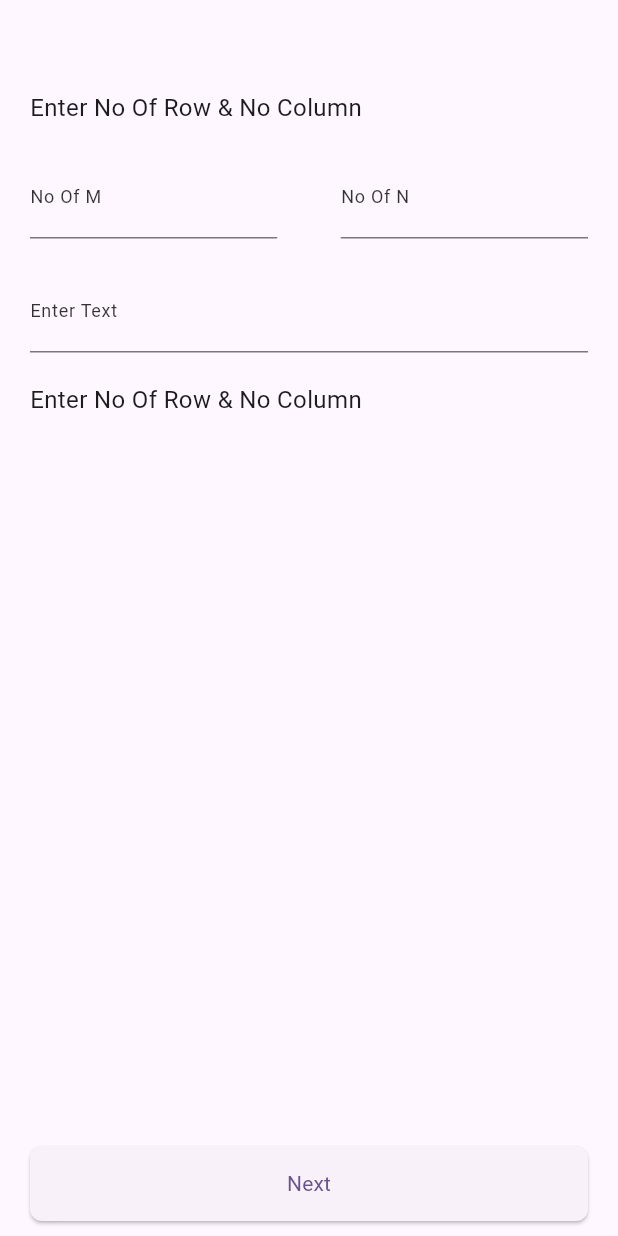
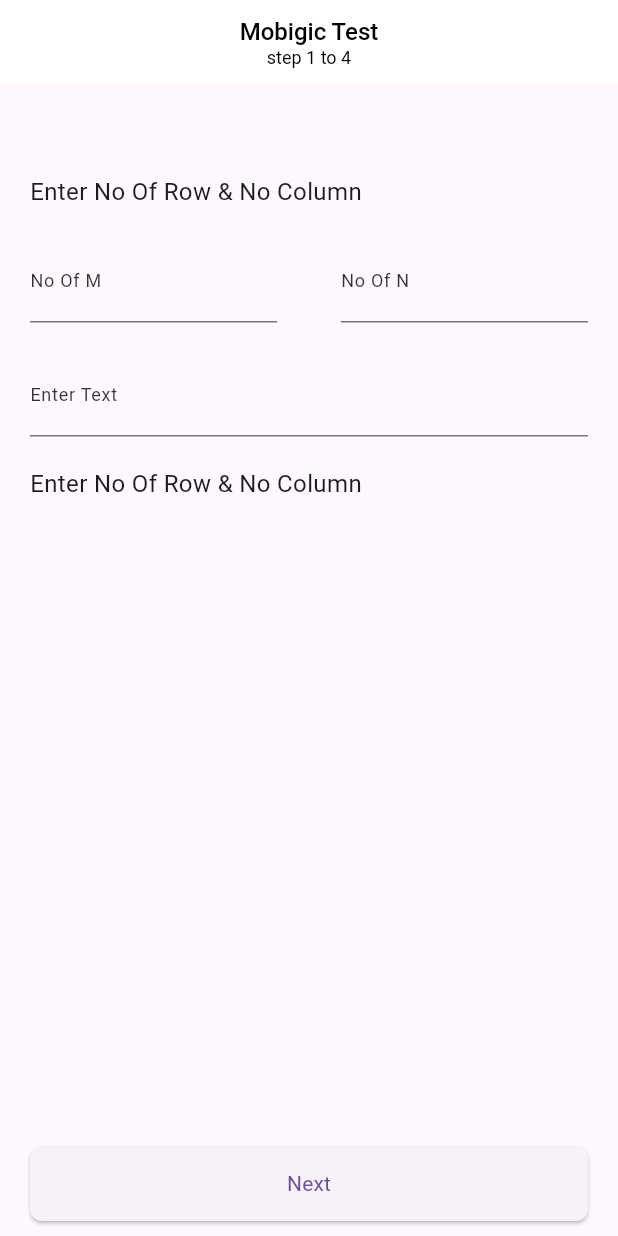
Before and after one commit to SHEKHAR02002/test_mobigic, a Flutter app: the screen it shows after launch, on a phone screen of 412 x 824 dp. Run offline on Flutter 3.47's test engine with Material 3 defaults, Android fonts, the phone set to English and light mode, and no system bars; our stand-ins replace animated_splash_screen, flutter_riverpod, fluttertoast, page_transition.

Commit message:
small ui changes

```diff
--- a/lib/home_screen.dart
+++ b/lib/home_screen.dart
@@ -19,6 +19,22 @@ class _HomeScreenState extends State<HomeScreen> {
   @override
   Widget build(BuildContext context) {
     return Scaffold(
+      appBar: AppBar(
+          centerTitle: true,
+          title: const Column(
+            children: [
+              Text('Mobigic Test',
+                  style: TextStyle(
+                      fontSize: 16,
+                      fontWeight: FontWeight.w500,
+                      color: Colors.black)),
+              Text('step 1 to 4',
+                  style: TextStyle(
+                      fontSize: 12,
+                      fontWeight: FontWeight.w400,
+                      color: Colors.black)),
+            ],
+          )),
       body: SingleChildScrollView(
         padding: const EdgeInsets.symmetric(horizontal: 20, vertical: 60),
         child: Column(
--- a/lib/main.dart
+++ b/lib/main.dart
@@ -13,6 +13,10 @@ class MyApp extends StatelessWidget {
     return MaterialApp(
       title: 'Flutter Demo',
       theme: ThemeData(
+        appBarTheme: const AppBarTheme(
+          backgroundColor: Colors.white,
+          elevation: 0,
+        ),
         colorScheme: ColorScheme.fromSeed(seedColor: Colors.deepPurple),
         useMaterial3: true,
       ),
```
Also changed, not shown: lib/search_screen.dart (+17 -0 lines).
